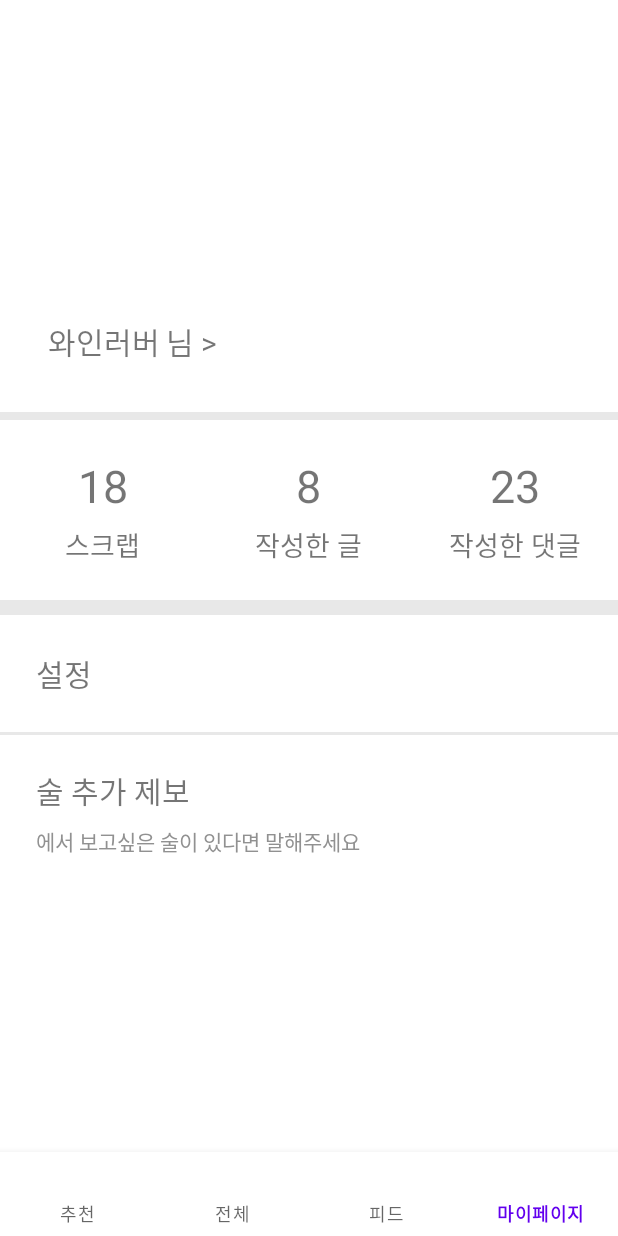
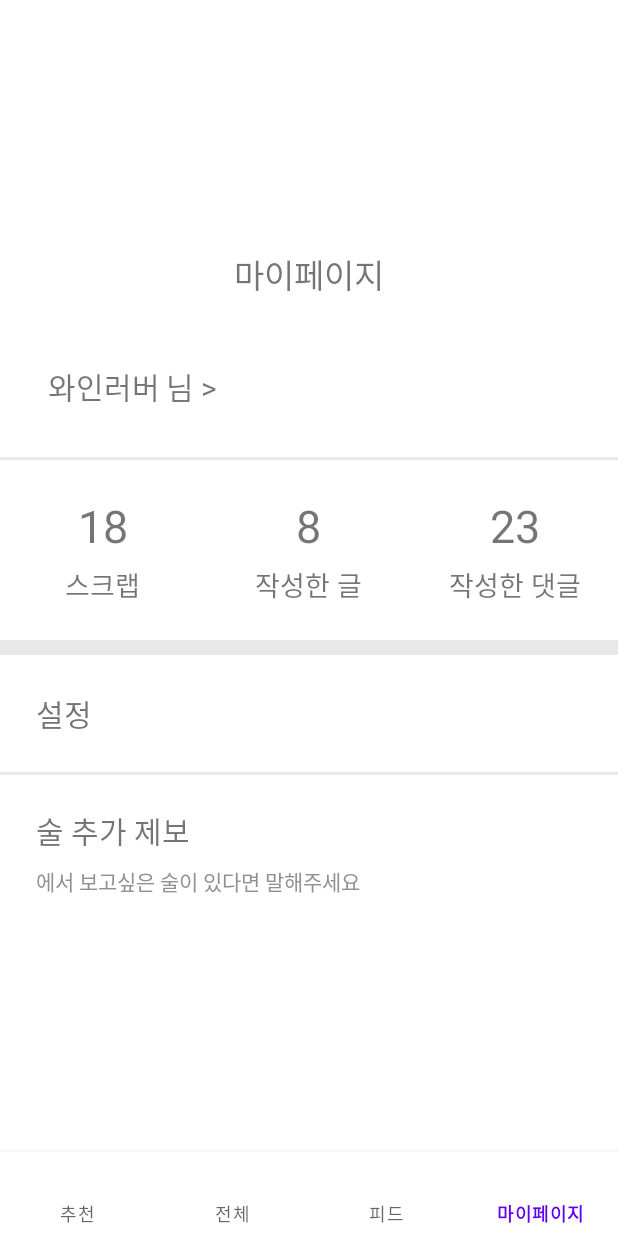
Before and after one commit to ReadyItGo-A-level/Frontend, an Android app: the screen it shows after launch (MainActivity), item 4 of the bottom bar chosen, on a phone screen of 412 x 824 dp. Run offline under Robolectric (Android 15) with nearby library versions, the phone set to English and light mode, and no system bars.

Commit message:
feat:> my page #4

```diff
--- a/app/build.gradle
+++ b/app/build.gradle
@@ -40,7 +40,10 @@ dependencies {
     implementation 'androidx.appcompat:appcompat:1.4.1'
     implementation 'com.google.android.material:material:1.6.0'
     implementation 'androidx.constraintlayout:constraintlayout:2.1.3'
+    implementation 'androidx.lifecycle:lifecycle-livedata-ktx:2.3.1'
+    implementation 'androidx.lifecycle:lifecycle-viewmodel-ktx:2.3.1'
     testImplementation 'junit:junit:4.13.2'
     androidTestImplementation 'androidx.test.ext:junit:1.1.3'
     androidTestImplementation 'androidx.test.espresso:espresso-core:3.4.0'
+
 }
--- a/app/src/main/res/layout/fragment_mypage.xml
+++ b/app/src/main/res/layout/fragment_mypage.xml
@@ -4,6 +4,26 @@
     xmlns:tools="http://schemas.android.com/tools"
     android:layout_width="match_parent"
     android:layout_height="match_parent">
+
+    <androidx.appcompat.widget.Toolbar
+        android:id="@+id/toolbar"
+        android:layout_width="0dp"
+        android:layout_height="wrap_content"
+        android:background="@color/white"
+        android:minHeight="?attr/actionBarSize"
+        android:theme="?attr/actionBarTheme"
+        app:layout_constraintEnd_toEndOf="parent"
+        app:layout_constraintStart_toStartOf="parent"
+        app:layout_constraintTop_toTopOf="parent">
+
+        <TextView
+            android:layout_width="wrap_content"
+            android:layout_height="wrap_content"
+            android:layout_gravity="center"
+            android:text="마이페이지"
+            android:textSize="22sp" />
+
+    </androidx.appcompat.widget.Toolbar>
 
     <androidx.constraintlayout.widget.ConstraintLayout
         android:id="@+id/constraint_name"
@@ -12,7 +32,7 @@
         android:layout_marginStart="24dp"
         android:layout_marginTop="24dp"
         app:layout_constraintStart_toStartOf="parent"
-        app:layout_constraintTop_toTopOf="parent">
+        app:layout_constraintTop_toBottomOf="@+id/toolbar">
 
         <TextView
             android:id="@+id/nickname"
@@ -46,7 +66,7 @@
     <androidx.constraintlayout.widget.ConstraintLayout
         android:id="@+id/div_line1"
         android:layout_width="match_parent"
-        android:layout_height="5dp"
+        android:layout_height="2dp"
         android:layout_marginTop="24dp"
         android:background="#E8E8E8"
         app:layout_constraintTop_toBottomOf="@+id/constraint_name"
@@ -74,15 +94,15 @@
                 android:layout_width="0dp"
                 android:layout_height="match_parent"
                 android:layout_weight="1"
-                android:orientation="vertical"
-                android:gravity="center">
+                android:gravity="center"
+                android:orientation="vertical">
 
                 <TextView
                     android:id="@+id/num_scrap"
                     android:layout_width="wrap_content"
                     android:layout_height="wrap_content"
                     android:text="18"
-                    android:textSize="30sp"/>
+                    android:textSize="30sp" />
 
                 <TextView
                     android:id="@+id/text_scrap"
@@ -98,23 +118,23 @@
                 android:layout_width="0dp"
                 android:layout_height="match_parent"
                 android:layout_weight="1"
-                android:orientation="vertical"
-                android:gravity="center">
+                android:gravity="center"
+                android:orientation="vertical">
 
                 <TextView
                     android:id="@+id/num_post"
                     android:layout_width="wrap_content"
                     android:layout_height="wrap_content"
                     android:text="8"
-                    android:textSize="30sp"/>
+                    android:textSize="30sp" />
 
                 <TextView
                     android:id="@+id/text_post"
                     android:layout_width="wrap_content"
                     android:layout_height="wrap_content"
+                    android:layout_marginTop="5dp"
                     android:text="작성한 글"
-                    android:textSize="18sp"
-                    android:layout_marginTop="5dp"/>
+                    android:textSize="18sp" />
             </LinearLayout>
 
             <LinearLayout
@@ -122,23 +142,23 @@
                 android:layout_width="0dp"
                 android:layout_height="match_parent"
                 android:layout_weight="1"
-                android:orientation="vertical"
-                android:gravity="center">
+                android:gravity="center"
+                android:orientation="vertical">
 
                 <TextView
                     android:id="@+id/num_comment"
                     android:layout_width="wrap_content"
                     android:layout_height="wrap_content"
                     android:text="23"
-                    android:textSize="30sp"/>
+                    android:textSize="30sp" />
 
                 <TextView
                     android:id="@+id/text_comment"
                     android:layout_width="wrap_content"
                     android:layout_height="wrap_content"
+                    android:layout_marginTop="5dp"
                     android:text="작성한 댓글"
-                    android:textSize="18sp"
-                    android:layout_marginTop="5dp"/>
+                    android:textSize="18sp" />
             </LinearLayout>
         </LinearLayout>
 
@@ -161,7 +181,7 @@
         app:layout_constraintTop_toBottomOf="@+id/div_line2">
 
         <TextView
-            android:id="@+id/text_setting"
+            android:id="@+id/text_alarm"
             android:layout_width="wrap_content"
             android:layout_height="wrap_content"
             android:layout_marginStart="24dp"
@@ -191,7 +211,7 @@
         app:layout_constraintTop_toBottomOf="@+id/constraint_setting">
 
         <TextView
-            android:id="@+id/text_addf_alcohol"
+            android:id="@+id/text_add_alcohol"
             android:layout_width="wrap_content"
             android:layout_height="wrap_content"
             android:layout_marginStart="24dp"
@@ -212,7 +232,7 @@
             android:textColor="#919191"
             app:layout_constraintBottom_toBottomOf="parent"
             app:layout_constraintStart_toStartOf="parent"
-            app:layout_constraintTop_toBottomOf="@+id/text_addf_alcohol" />
+            app:layout_constraintTop_toBottomOf="@+id/text_add_alcohol" />
 
     </androidx.constraintlayout.widget.ConstraintLayout>
 
--- a/app/src/main/res/values/strings.xml
+++ b/app/src/main/res/values/strings.xml
@@ -1,3 +1,8 @@
 <resources>
     <string name="app_name">A-level</string>
+    <!-- TODO: Remove or change this placeholder text -->
+    <string name="hello_blank_fragment">Hello blank fragment</string>
+    <string name="title_activity_scrap">ScrapActivity</string>
+    <string name="tab_text_1">Tab 1</string>
+    <string name="tab_text_2">Tab 2</string>
 </resources>
--- a/app/src/main/res/values/themes.xml
+++ b/app/src/main/res/values/themes.xml
@@ -13,4 +13,10 @@
         <item name="android:statusBarColor" tools:targetApi="l">?attr/colorPrimaryVariant</item>
         <!-- Customize your theme here. -->
     </style>
+    <style name="Theme.Alevel.NoActionBar">
+        <item name="windowActionBar">false</item>
+        <item name="windowNoTitle">true</item>
+    </style>
+    <style name="Theme.Alevel.AppBarOverlay" parent="ThemeOverlay.AppCompat.Dark.ActionBar" />
+    <style name="Theme.Alevel.PopupOverlay" parent="ThemeOverlay.AppCompat.Light" />
 </resources>
--- a/build.gradle
+++ b/build.gradle
@@ -2,7 +2,7 @@
 plugins {
     id 'com.android.application' version '7.1.3' apply false
     id 'com.android.library' version '7.1.3' apply false
-    id 'org.jetbrains.kotlin.android' version '1.5.30' apply false
+    id 'org.jetbrains.kotlin.android' version '1.6.10' apply false
 }
 
 task clean(type: Delete) {
```
Also changed, not shown: app/src/main/AndroidManifest.xml (+20 -0 lines).
